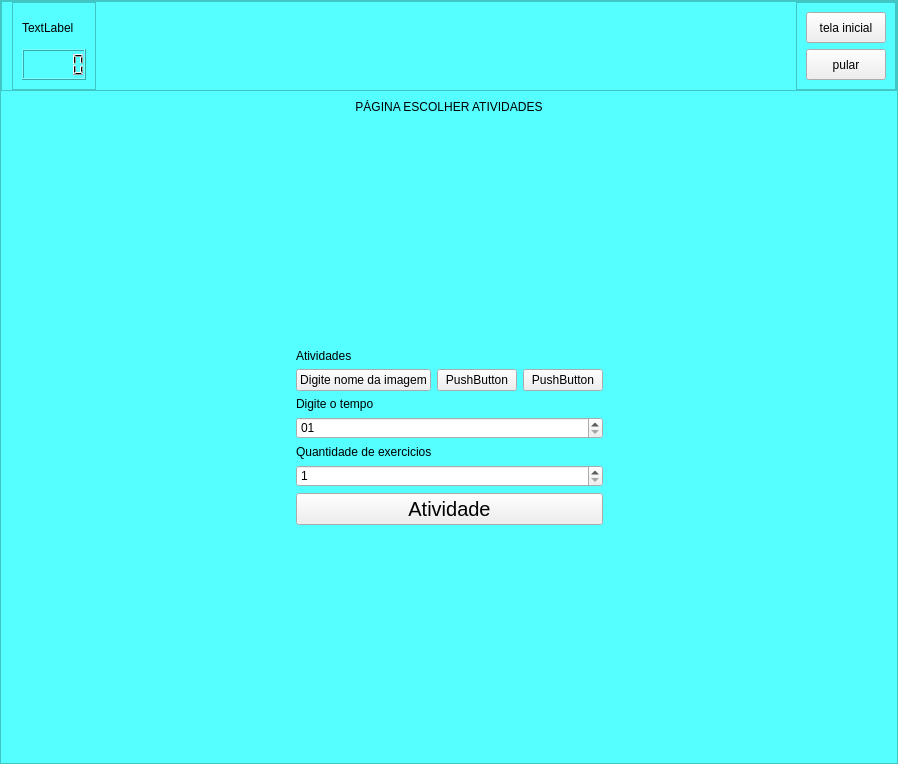
wesleyrodrigues/TCC, file App/Desenvolvimento/src/main/python/mainUi.ui: the form before one commit.
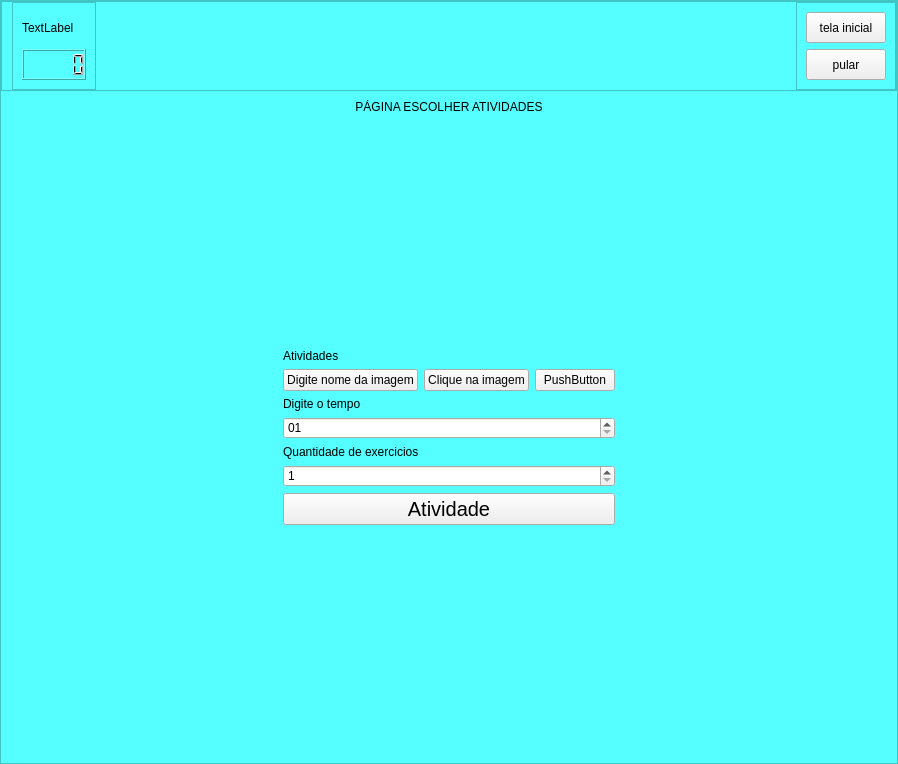
The form after the commit. Icons and pictures are not drawn.

Commit message: botão sair tinha parado de funcionar, agora funciona

```diff
--- a/App/Desenvolvimento/src/main/python/mainUi.ui
+++ b/App/Desenvolvimento/src/main/python/mainUi.ui
@@ -1169,7 +1169,7 @@
                      <item>
                       <widget class="QPushButton" name="pushButton">
                        <property name="text">
-                        <string>PushButton</string>
+                        <string>Clique na imagem</string>
                        </property>
                       </widget>
                      </item>
```
Left out of the diff: 21 changed lines with no effect on the pictures. The commit also changes 2 other files.
